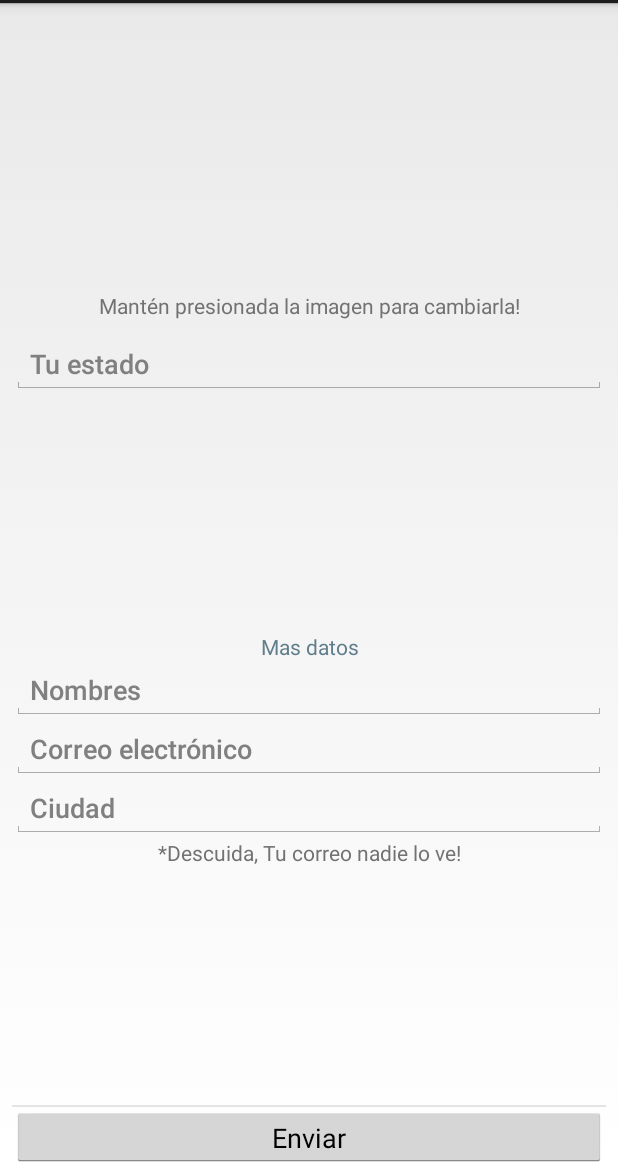
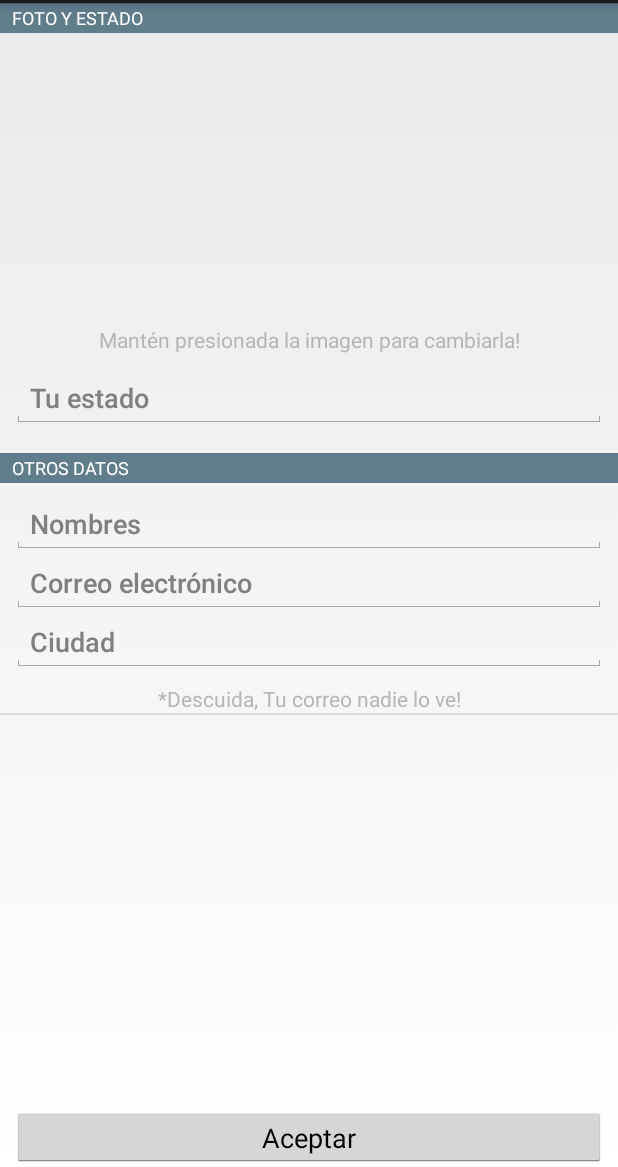
Before and after one commit to ecanaveras/Zirkapp, an Android app: the layout activity_edit_profile.xml on its own in the app's theme, with its tools: preview values and no code run, on a phone screen of 412 x 824 dp, the part 69-1236 px from its top. Run offline under Robolectric (Android 15) with nearby library versions, the phone set to English and light mode, and no system bars.

Commit message:
Actualizado y DrawerLayout, y la edicion del perfil.

```diff
--- a/app/src/main/java/com/ecp/gsy/dcs/zirkapp/app/DetailZimessActivity.java
+++ b/app/src/main/java/com/ecp/gsy/dcs/zirkapp/app/DetailZimessActivity.java
@@ -15,7 +15,7 @@ import android.widget.ListView;
 import android.widget.TextView;
 import android.widget.Toast;
 
-import com.ecp.gsy.dcs.zirkapp.app.util.adapters.AdapterComments;
+import com.ecp.gsy.dcs.zirkapp.app.util.adapters.CommentsAdapter;
 import com.ecp.gsy.dcs.zirkapp.app.util.beans.ZimessComment;
 import com.ecp.gsy.dcs.zirkapp.app.util.beans.ZimessNew;
 import com.ecp.gsy.dcs.zirkapp.app.util.task.GlobalApplication;
@@ -38,7 +38,7 @@ public class DetailZimessActivity extends Activity {
     private EditText txtComment;
     private ListView listComment;
     private SwipeRefreshLayout swipeRefreshLayout;
-    private AdapterComments adapterComment;
+    private CommentsAdapter adapterComment;
     private ArrayList<ZimessComment> arrayListComment;
 
 
@@ -193,7 +193,7 @@ public class DetailZimessActivity extends Activity {
                         zcomment.setUserComment(comment.getParseUser("user"));
                         arrayListComment.add(zcomment);
                     }
-                    adapterComment = new AdapterComments(activity, arrayListComment);
+                    adapterComment = new CommentsAdapter(activity, arrayListComment);
                     listComment.setAdapter(adapterComment);
                     swipeRefreshLayout.setRefreshing(false);
                 } else {
--- a/app/src/main/java/com/ecp/gsy/dcs/zirkapp/app/util/adapters/AdapterComments.java
+++ b/app/src/main/java/com/ecp/gsy/dcs/zirkapp/app/util/adapters/CommentsAdapter.java
@@ -17,12 +17,12 @@ import java.util.ArrayList;
 /**
  * Created by Elder on 24/02/2015.
  */
-public class AdapterComments extends BaseAdapter {
+public class CommentsAdapter extends BaseAdapter {
 
     private ArrayList<ZimessComment> zimessCommentArrayL;
     private Activity context;
 
-    public AdapterComments(Activity context, ArrayList<ZimessComment> zimessCommentArrayList) {
+    public CommentsAdapter(Activity context, ArrayList<ZimessComment> zimessCommentArrayList) {
         this.context = context;
         this.zimessCommentArrayL = zimessCommentArrayList;
     }
--- a/app/src/main/java/com/ecp/gsy/dcs/zirkapp/app/util/adapters/AdapterMessage.java
+++ b/app/src/main/java/com/ecp/gsy/dcs/zirkapp/app/util/adapters/MessageAdapter.java
@@ -17,7 +17,7 @@ import java.util.List;
 /**
  * Created by Elder on 21/02/2015.
  */
-public class AdapterMessage extends BaseAdapter {
+public class MessageAdapter extends BaseAdapter {
 
     public static final int DIRECTION_INCOMING = 0;
     public static final int DIRECTION_OUTGOING = 1;
@@ -28,7 +28,7 @@ public class AdapterMessage extends BaseAdapter {
     private List<Pair<WritableMessage, Integer>> messages;
     private LayoutInflater layoutInflater;
 
-    public AdapterMessage(Activity activity) {
+    public MessageAdapter(Activity activity) {
         layoutInflater = activity.getLayoutInflater();
         messages = new ArrayList<Pair<WritableMessage, Integer>>();
     }
--- a/app/src/main/res/layout/activity_edit_profile.xml
+++ b/app/src/main/res/layout/activity_edit_profile.xml
@@ -2,9 +2,7 @@
 <LinearLayout xmlns:android="http://schemas.android.com/apk/res/android"
     android:orientation="vertical"
     android:layout_width="match_parent"
-    android:layout_height="match_parent"
-    android:layout_marginLeft="8dp"
-    android:layout_marginRight="8dp">
+    android:layout_height="match_parent">
 
     <ScrollView
         android:layout_width="match_parent"
@@ -17,30 +15,43 @@
             android:layout_width="match_parent"
             android:layout_height="wrap_content">
 
+            <TextView
+                android:layout_width="match_parent"
+                android:layout_height="20dp"
+                android:paddingLeft="8dp"
+                android:paddingRight="8dp"
+                android:textSize="12sp"
+                android:fontFamily="sans-serif"
+                android:text="FOTO Y ESTADO"
+                android:textColor="@color/text_primary_color"
+                android:background="@color/accent_color"
+                android:gravity="center_vertical"/>
+
             <LinearLayout
                 android:layout_width="fill_parent"
                 android:layout_height="wrap_content"
+                android:layout_marginLeft="8dp"
+                android:layout_marginRight="8dp"
                 android:orientation="vertical"
                 android:gravity="center"
-                android:minHeight="260dp">
+                android:minHeight="280dp">
 
                 <com.ecp.gsy.dcs.zirkapp.app.util.images.RoundedImageView
                     android:id="@+id/imgUserAvatar"
                     android:layout_width="180dp"
                     android:layout_height="180dp"
-                    android:layout_marginTop="8dp"
+                    android:layout_marginTop="4dp"
                     android:layout_marginBottom="4dp"
                     android:layout_centerHorizontal="true"
                     android:layout_centerVertical="true"
-                    android:scaleType="fitCenter"
-                    />
+                    android:scaleType="fitCenter" />
 
                 <TextView
                     android:layout_width="match_parent"
                     android:layout_height="wrap_content"
                     android:text="@string/msgHelpAvatar"
                     android:gravity="center_horizontal"
-                    android:textColor="@color/secondary_text_color" />
+                    android:textColor="@color/divider_color" />
 
                 <EditText
                     android:id="@+id/txtUserEstado"
@@ -59,34 +70,36 @@
             <!--<View style="@style/line_divider_h" />-->
 
 
+            <TextView
+                android:layout_width="match_parent"
+                android:layout_height="20dp"
+                android:paddingLeft="8dp"
+                android:paddingRight="8dp"
+                android:textSize="12sp"
+                android:fontFamily="sans-serif"
+                android:text="OTROS DATOS"
+                android:textColor="@color/text_primary_color"
+                android:background="@color/accent_color"
+                android:gravity="center_vertical"/>
+
             <LinearLayout
                 android:orientation="vertical"
                 android:layout_width="match_parent"
                 android:layout_height="wrap_content"
                 android:gravity="center"
                 android:minHeight="80dp"
-                android:layout_marginBottom="10dp"
-                android:layout_weight="1">
-
-                <TextView
-                    android:layout_width="match_parent"
-                    android:layout_height="wrap_content"
-                    android:text="Mas datos"
-                    android:gravity="center_horizontal"
-                    android:textColor="@color/accent_color"
-                    android:layout_gravity="start" />
-
+                android:layout_margin="8dp">
 
                 <EditText
                     android:id="@+id/txtUsername"
                     android:layout_width="fill_parent"
-                    android:layout_height="0dp"
+                    android:layout_height="wrap_content"
                     android:fontFamily="sans-serif-medium"
                     android:textSize="18sp"
                     android:hint="@string/lblUser"
                     android:textColor="@color/accent_color"
                     android:enabled="false"
-                    android:visibility="invisible"/>
+                    android:visibility="gone" />
 
                 <EditText
                     android:id="@+id/txtUserNombres"
@@ -118,28 +131,30 @@
                     android:hint="@string/lblCity"
                     android:textColor="@color/accent_color"
                     android:inputType="textAutoComplete" />
+            </LinearLayout>
 
-                <TextView
-                    android:layout_width="match_parent"
-                    android:layout_height="wrap_content"
-                    android:text="*Descuida, Tu correo nadie lo ve!"
-                    android:gravity="center_horizontal"
-                    android:textColor="@color/secondary_text_color"
-                    android:layout_gravity="start" />
-            </LinearLayout>
+            <TextView
+                android:layout_width="match_parent"
+                android:layout_height="wrap_content"
+                android:text="*Descuida, Tu correo nadie lo ve!"
+                android:gravity="center_horizontal"
+                android:textColor="@color/divider_color" />
 
             <View style="@style/line_divider_h" />
 
             <LinearLayout
                 android:layout_width="match_parent"
                 android:layout_height="wrap_content"
-                android:layout_gravity="bottom">
+                android:layout_weight="1"
+                android:layout_marginRight="8dp"
+                android:layout_marginLeft="8dp">
 
                 <Button
                     android:id="@+id/btnUpdateProfile"
                     android:layout_width="match_parent"
                     android:layout_height="40dp"
-                    android:text="@string/lblSend" />
+                    android:text="@string/lblOk"
+                    android:layout_gravity="bottom" />
 
             </LinearLayout>
         </LinearLayout>
--- a/app/src/main/res/values/colors.xml
+++ b/app/src/main/res/values/colors.xml
@@ -9,6 +9,7 @@
     <color name="primary_text_color">#212121</color>
     <color name="secondary_text_color">#727272</color>
     <color name="divider_color">#B6B6B6</color>
+    <color name="divider_color_2">#EBEBEB</color>
 
     <!--Messages-->
     <color name="sinch_purple">#ff63029d</color>
```
Also changed, not shown: app/src/main/java/com/ecp/gsy/dcs/zirkapp/app/MainActivity.java (+18 -16 lines), app/src/main/java/com/ecp/gsy/dcs/zirkapp/app/UserProfileActivity.java (+13 -5 lines), app/src/main/java/com/ecp/gsy/dcs/zirkapp/app/fragments/ZimessFragment.java (+7 -8 lines), app/src/main/java/com/ecp/gsy/dcs/zirkapp/app/util/adapters/NavigationAdapter.java (renamed from app/src/main/java/com/ecp/gsy/dcs/zirkapp/app/util/adapters/AdapterNavigation.java, +15 -5 lines), app/src/main/java/com/ecp/gsy/dcs/zirkapp/app/util/adapters/ZimessAdapter.java (renamed from app/src/main/java/com/ecp/gsy/dcs/zirkapp/app/util/adapters/AdapterZimess.java, +4 -3 lines), app/src/main/java/com/ecp/gsy/dcs/zirkapp/app/util/beans/ItemListDrawer.java (+39 -0 lines), app/src/main/java/com/ecp/gsy/dcs/zirkapp/app/util/messages/MessagingActivity.java (+7 -7 lines), app/src/main/java/com/ecp/gsy/dcs/zirkapp/app/util/task/RefreshDataProfileTask.java (+7 -0 lines), app/src/main/res/layout/header_drawer_menu.xml (+29 -10 lines), app/src/main/res/layout/listview_item_drawer.xml (+16 -3 lines), app/src/main/res/values/strings.xml (+7 -2 lines), 1 other file.
